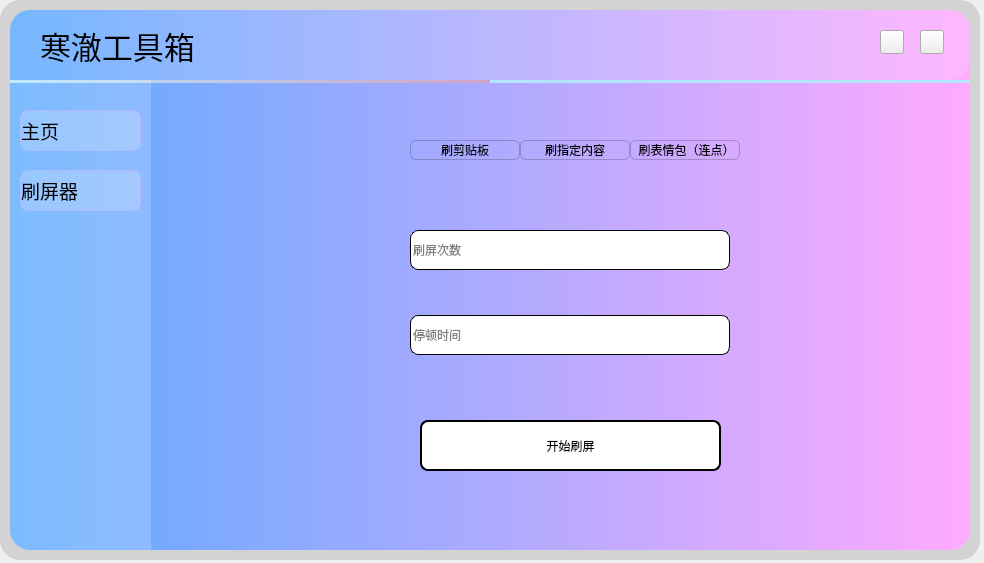
The window that need/NewMainUI.ui (HDILP/HDILP-tools) describes before a commit, drawn with Qt 5.
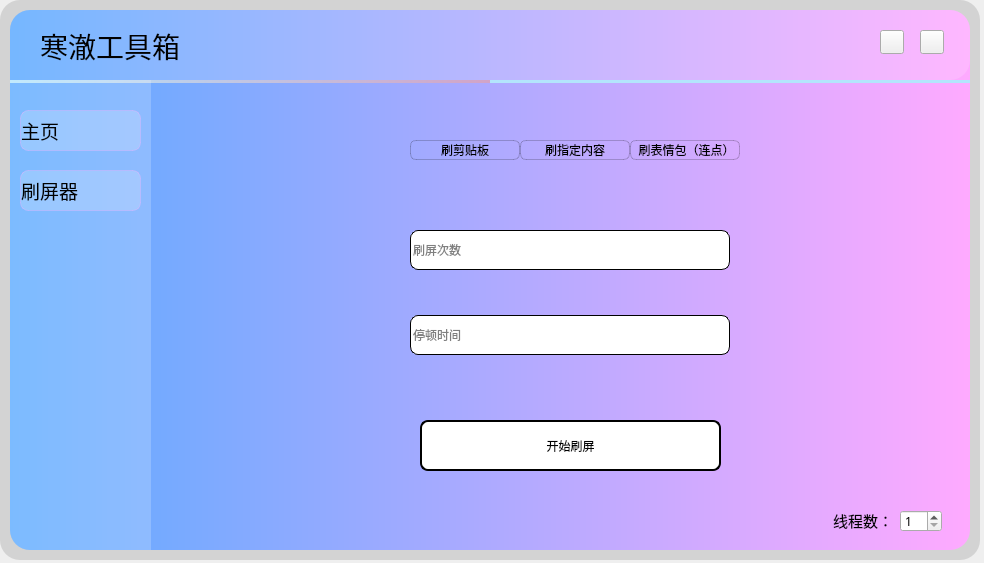
The same window after the commit. The open tabs and pages were chosen to show the change. Icons and pictures are not drawn.

The edit to the form file:
```diff
--- a/need/NewMainUI.ui
+++ b/need/NewMainUI.ui
@@ -300,14 +300,14 @@
      <rect>
       <x>40</x>
       <y>25</y>
-      <width>191</width>
+      <width>141</width>
       <height>41</height>
      </rect>
     </property>
     <property name="font">
      <font>
       <family>OPlusSans 3.0</family>
-      <pointsize>23</pointsize>
+      <pointsize>21</pointsize>
       <weight>50</weight>
       <bold>false</bold>
      </font>
@@ -469,7 +469,7 @@
         <x>180</x>
         <y>130</y>
         <width>471</width>
-        <height>291</height>
+        <height>281</height>
        </rect>
       </property>
       <property name="font">
@@ -486,10 +486,16 @@
          <rect>
           <x>70</x>
           <y>10</y>
-          <width>330</width>
-          <height>260</height>
+          <width>321</width>
+          <height>241</height>
          </rect>
         </property>
+        <property name="sizePolicy">
+         <sizepolicy hsizetype="Preferred" vsizetype="Preferred">
+          <horstretch>0</horstretch>
+          <verstretch>0</verstretch>
+         </sizepolicy>
+        </property>
         <widget class="QLineEdit" name="lineEdit">
          <property name="geometry">
           <rect>
@@ -754,6 +760,47 @@
        </widget>
       </widget>
      </widget>
+     <widget class="QSpinBox" name="spinBox">
+      <property name="geometry">
+       <rect>
+        <x>740</x>
+        <y>420</y>
+        <width>42</width>
+        <height>22</height>
+       </rect>
+      </property>
+      <property name="whatsThis">
+       <string>线程数</string>
+      </property>
+      <property name="minimum">
+       <number>1</number>
+      </property>
+      <property name="maximum">
+       <number>64</number>
+      </property>
+      <property name="value">
+       <number>1</number>
+      </property>
+     </widget>
+     <widget class="QLabel" name="label_6">
+      <property name="geometry">
+       <rect>
+        <x>673</x>
+        <y>420</y>
+        <width>61</width>
+        <height>21</height>
+       </rect>
+      </property>
+      <property name="font">
+       <font>
+        <family>OPlusSans 3.0</family>
+        <pointsize>11</pointsize>
+       </font>
+      </property>
+      <property name="text">
+       <string>线程数：</string>
+      </property>
+     </widget>
     </widget>
    </widget>
    <zorder>label_2</zorder>
```
Left out of the diff: 20 changed lines with no effect on the pictures.
